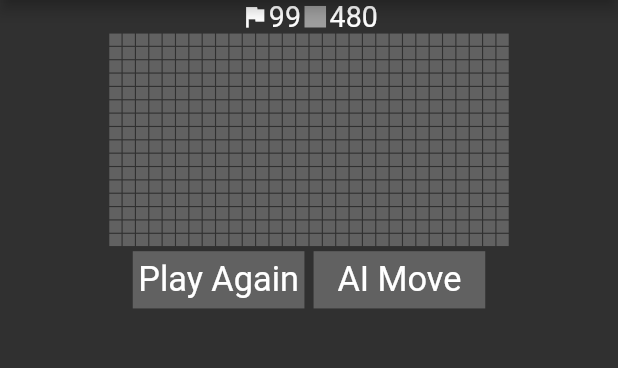
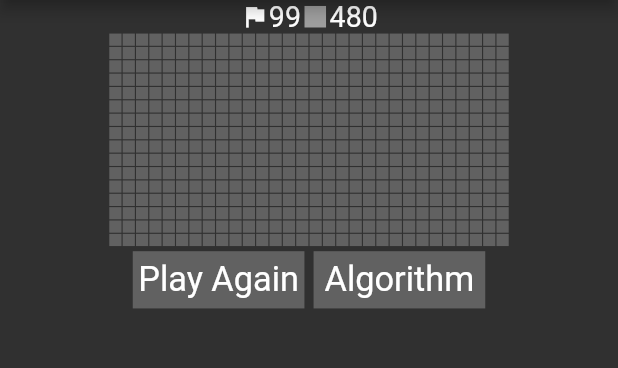
Before and after one commit to ANicon111/Mines, a Flutter app: the screen it shows after launch, on a phone screen of 412 x 824 dp, the part 84-452 px from its top. Run offline on Flutter 3.47's test engine with Material 2 defaults, Android fonts, the phone set to English and light mode, and no system bars.

Commit message:
Created new README.md and changed AI to Algorithm.

```diff
--- a/lib/ai.dart
+++ b/lib/ai.dart
@@ -2,7 +2,7 @@ import 'dart:math';
 
 import 'package:mines/board.dart';
 
-class AI {
+class Algorithm {
   List<List<double>> moves = [];
   Board board;
   double unknownK = 0.099;
@@ -75,7 +75,7 @@ class AI {
     }
   }
 
-  AI(this.board) {
+  Algorithm(this.board) {
     moves = List.generate(
         board.height,
         ((i) => List.generate(
--- a/lib/main.dart
+++ b/lib/main.dart
@@ -89,7 +89,7 @@ class _MineState extends State<Mine> {
   }
 
   void _aiMove() {
-    Coords coords = AI(board).getBestMove();
+    Coords coords = Algorithm(board).getBestMove();
     _reveal(coords.x, coords.y);
     setState(() {});
     if (aiEnabled) Timer(const Duration(milliseconds: 10), _aiMove);
@@ -288,7 +288,7 @@ class _MineState extends State<Mine> {
                               onTap: _toggleAI,
                               child: Center(
                                 child: Text(
-                                  "AI Move",
+                                  "Algorithm",
                                   style: TextStyle(
                                     fontSize: 60 * RelSize(context).pixel(),
                                   ),
```
Also changed, not shown: 1 other file.
